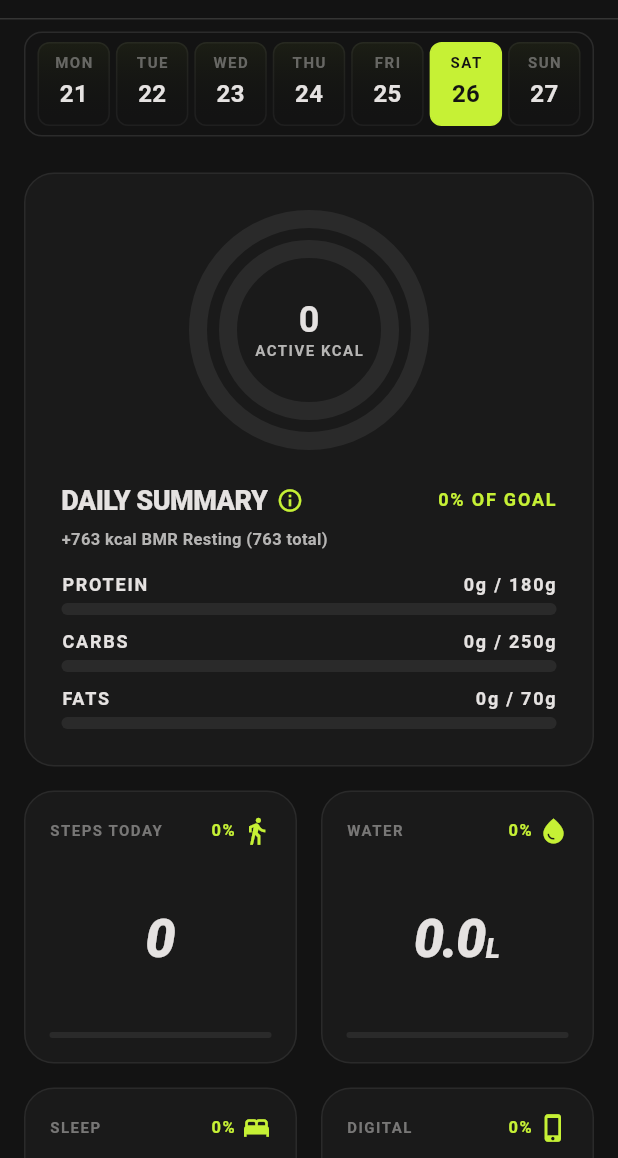
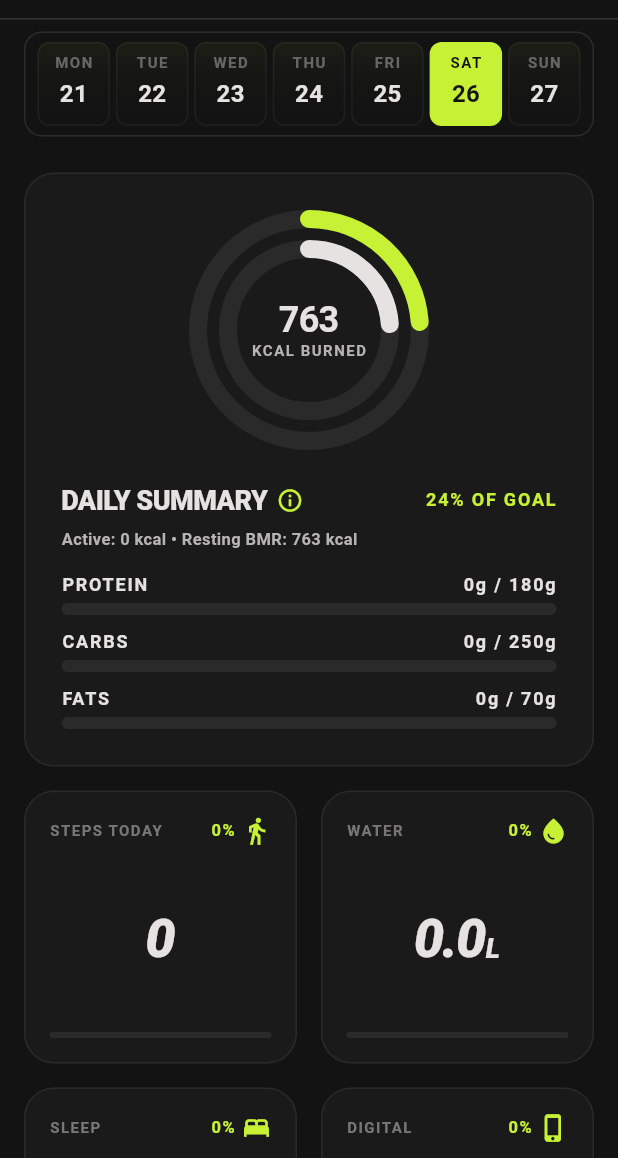
Before and after one commit to pranjalchaplot/kratos_health, a Flutter app: the DashboardScreen screen opened directly, on a phone screen of 412 x 824 dp, the part 78-1236 px from its top. Run offline on Flutter 3.47's test engine with Material 3 defaults, Android fonts, the phone set to English and light mode, and no system bars; our stand-ins replace pedometer, permission_handler, shared_preferences; missing offline and left inert: app_usage; accounts and stored records are empty; Roboto replaces fonts that are missing (Geist, JetBrains Mono).

Commit message:
feat: add dashboard screen, data model, calculator service, and quick log modal

```diff
--- a/lib/models/dashboard_data.dart
+++ b/lib/models/dashboard_data.dart
@@ -112,7 +112,7 @@ class DashboardData {
     );
   }
 
-  double get caloriesProgress => caloriesGoal > 0 ? (caloriesBurned / caloriesGoal).clamp(0.0, 1.0) : 0.0;
+  double get caloriesProgress => caloriesGoal > 0 ? (totalCaloriesBurned / caloriesGoal).clamp(0.0, 1.0) : 0.0;
   double get proteinProgress => proteinGoal > 0 ? (protein / proteinGoal).clamp(0.0, 1.0) : 0.0;
   double get carbsProgress => carbsGoal > 0 ? (carbs / carbsGoal).clamp(0.0, 1.0) : 0.0;
   double get fatsProgress => fatsGoal > 0 ? (fats / fatsGoal).clamp(0.0, 1.0) : 0.0;
--- a/lib/screens/dashboard_screen.dart
+++ b/lib/screens/dashboard_screen.dart
@@ -1,3 +1,4 @@
+import 'dart:async';
 import 'package:flutter/material.dart';
 import 'package:provider/provider.dart';
 import 'package:intl/intl.dart';
@@ -12,8 +13,32 @@ import '../widgets/quick_log_modal.dart';
 import '../widgets/bmr_info_dialog.dart';
 
 /// Main Dashboard Screen - KRATOS Fitness & Nutrition Ecosystem
-class DashboardScreen extends StatelessWidget {
+class DashboardScreen extends StatefulWidget {
   const DashboardScreen({super.key});
+
+  @override
+  State<DashboardScreen> createState() => _DashboardScreenState();
+}
+
+class _DashboardScreenState extends State<DashboardScreen> {
+  Timer? _tickerTimer;
+
+  @override
+  void initState() {
+    super.initState();
+    // 1-second real-time ticker timer for live Dashboard BMR updates
+    _tickerTimer = Timer.periodic(const Duration(seconds: 1), (timer) {
+      if (mounted) {
+        setState(() {});
+      }
+    });
+  }
+
+  @override
+  void dispose() {
+    _tickerTimer?.cancel();
+    super.dispose();
+  }
 
   @override
   Widget build(BuildContext context) {
@@ -148,8 +173,8 @@ class DashboardScreen extends StatelessWidget {
                         ProgressRings(
                           calorieProgress: data.caloriesProgress,
                           activityProgress: data.caloriesProgress,
-                          centerValue: formatCurrency.format(data.caloriesBurned),
-                          centerLabel: 'ACTIVE KCAL',
+                          centerValue: formatCurrency.format(data.totalCaloriesBurned),
+                          centerLabel: 'KCAL BURNED',
                         ),
                         const SizedBox(width: 24),
                         Expanded(child: _buildMacrosSection(context, data)),
@@ -161,8 +186,8 @@ class DashboardScreen extends StatelessWidget {
                       ProgressRings(
                         calorieProgress: data.caloriesProgress,
                         activityProgress: data.caloriesProgress,
-                        centerValue: formatCurrency.format(data.caloriesBurned),
-                        centerLabel: 'ACTIVE KCAL',
+                        centerValue: formatCurrency.format(data.totalCaloriesBurned),
+                        centerLabel: 'KCAL BURNED',
                       ),
                       const SizedBox(height: 20),
                       _buildMacrosSection(context, data),
@@ -234,7 +259,7 @@ class DashboardScreen extends StatelessWidget {
         ),
         const SizedBox(height: 4),
         Text(
-          '+${data.bmrBurntSoFar} kcal BMR Resting (${data.totalCaloriesBurned} total)',
+          'Active: ${data.caloriesBurned} kcal • Resting BMR: ${data.bmrBurntSoFar} kcal',
           style: const TextStyle(
             fontFamily: 'JetBrains Mono',
             fontSize: 11,
```
Also changed, not shown: lib/services/calorie_calculator_service.dart (+25 -0 lines), lib/widgets/quick_log_modal.dart (+100 -67 lines).
